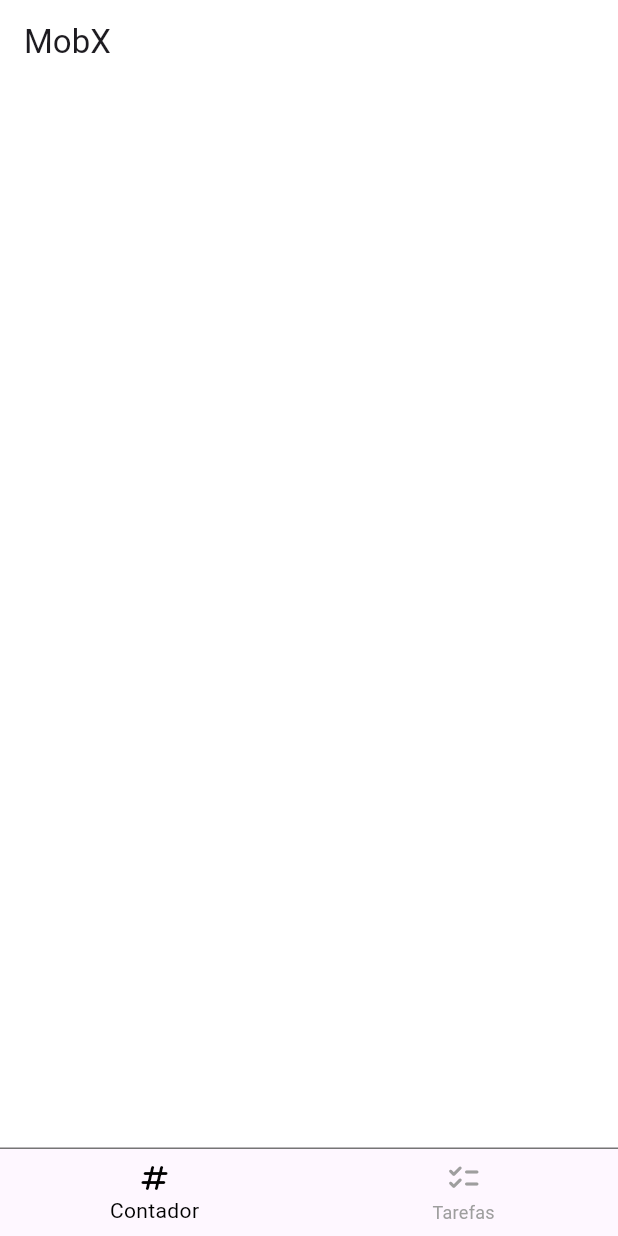
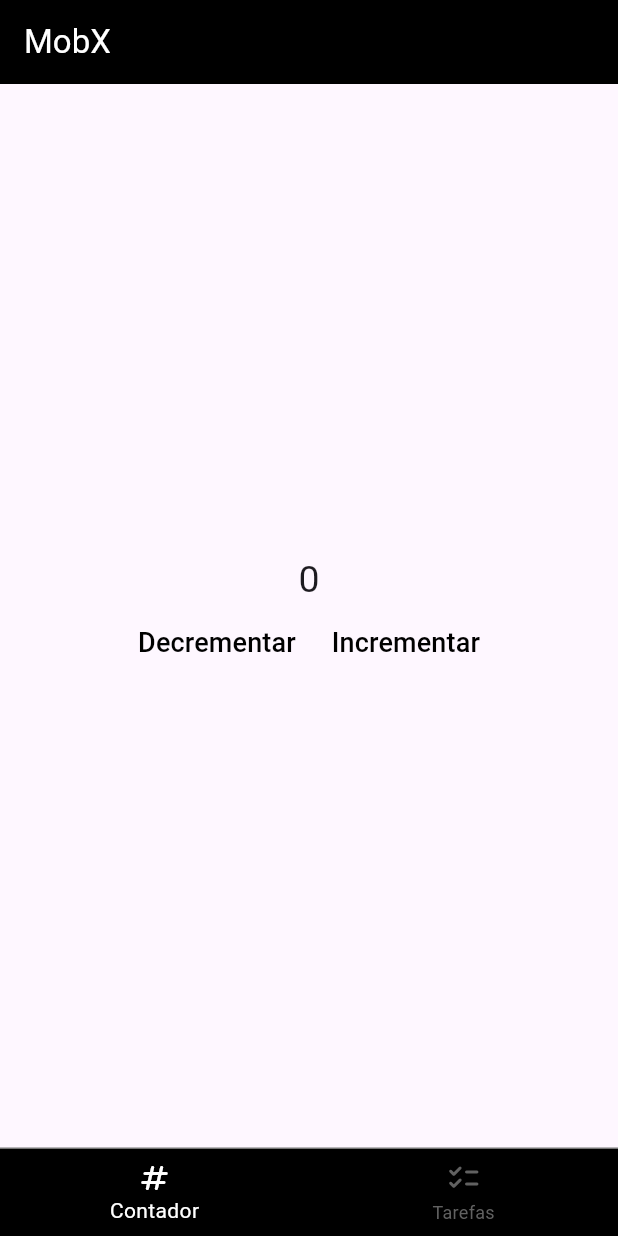
Before and after one commit to LinikerThiers/mobx_app, a Flutter app: the screen it shows after launch, on a phone screen of 412 x 824 dp. Run offline on Flutter 3.47's test engine with Material 3 defaults, Android fonts, the phone set to English and light mode, and no system bars; our stand-ins replace flutter_mobx, mobx.

Commit message:
criando um contador com o mobx

```diff
--- /dev/null
+++ b/devtools_options.yaml
@@ -0,0 +1,3 @@
+description: This file stores settings for Dart & Flutter DevTools.
+documentation: https://docs.flutter.dev/tools/devtools/extensions#configure-extension-enablement-states
+extensions:
--- a/lib/pages/contador_page.dart
+++ /dev/null
@@ -1,17 +0,0 @@
-import 'package:flutter/material.dart';
-
-class ContadorPage extends StatefulWidget {
-  const ContadorPage({super.key});
-
-  @override
-  State<ContadorPage> createState() => _ContadorPageState();
-}
-
-class _ContadorPageState extends State<ContadorPage> {
-  @override
-  Widget build(BuildContext context) {
-    return Container(
-      color: Colors.white,
-    );
-  }
-}
--- a/lib/pages/main_page.dart
+++ b/lib/pages/main_page.dart
@@ -1,5 +1,5 @@
 import 'package:flutter/material.dart';
-import 'package:mobx_app/pages/contador_page.dart';
+import 'package:mobx_app/pages/mobx/contador_mobx_page.dart';
 import 'package:mobx_app/pages/tarefas_page.dart';
 
 class MainPage extends StatefulWidget {
@@ -17,8 +17,11 @@
   Widget build(BuildContext context) {
     return Scaffold(
       appBar: AppBar(
-        title: Text("MobX"),
-        backgroundColor: Colors.white,
+        title: Text(
+          "MobX",
+          style: TextStyle(color: Colors.white),
+        ),
+        backgroundColor: Colors.black,
       ),
       body: Column(
         children: [
@@ -31,7 +34,7 @@
               });
             },
             children: [
-              ContadorPage(),
+              ContadorMobXPage(),
               TarefasPage(),
             ],
           )),
@@ -41,20 +44,18 @@
                     top: BorderSide(color: Colors.grey.shade600, width: 1))),
             child: BottomNavigationBar(
                 elevation: 0,
-                      selectedItemColor: Colors.black,
-                      unselectedItemColor: Colors.grey[500],
+                backgroundColor: Colors.black,
+                selectedItemColor: Colors.white,
+                unselectedItemColor: Colors.grey[700],
                 currentIndex: posicaoPagina,
                 type: BottomNavigationBarType.fixed,
                 onTap: (value) => controller.jumpToPage(value),
                 items: [
                   BottomNavigationBarItem(
-                          label: "Contador",
-                          icon: Icon(Icons.numbers_rounded)),
+                      label: "Contador", icon: Icon(Icons.numbers_rounded)),
                   BottomNavigationBarItem(
-                            label: "Tarefas",
-                            icon: Icon(Icons.checklist_rounded))
-                      ]
-                      ),
+                      label: "Tarefas", icon: Icon(Icons.checklist_rounded))
+                ]),
           )
         ],
       ),
--- /dev/null
+++ b/lib/pages/mobx/contador_mobx_page.dart
@@ -0,0 +1,42 @@
+import 'package:flutter/material.dart';
+import 'package:flutter_mobx/flutter_mobx.dart';
+import 'package:mobx_app/services/counter_mobx_service.dart';
+
+class ContadorMobXPage extends StatelessWidget {
+  ContadorMobXPage({super.key});
+  final counterMobXService = CounterMobxService();
+
+  @override
+  Widget build(BuildContext context) {
+    return Column(
+      mainAxisAlignment: MainAxisAlignment.center,
+      crossAxisAlignment: CrossAxisAlignment.center,
+      children: [
+        Observer(builder: (context) {
+          return Text(
+            "${counterMobXService.contador}",
+            style: TextStyle(
+              fontSize: 25,
+            ),
+          );
+        }),
+        Row(
+          mainAxisAlignment: MainAxisAlignment.center,
+          crossAxisAlignment: CrossAxisAlignment.center,
+          children: [
+            TextButton(
+                onPressed: () {
+                  counterMobXService.decrementar();
+                },
+                child: Text("Decrementar", style: TextStyle(color: Colors.black, fontSize: 18),)),
+            TextButton(
+                onPressed: () {
+                  counterMobXService.incrementar();
+                },
+                child: Text("Incrementar", style: TextStyle(color: Colors.black, fontSize: 18),)),
+          ],
+        )
+      ],
+    );
+  }
+}
--- /dev/null
+++ b/lib/services/counter_mobx_service.dart
@@ -0,0 +1,20 @@
+import 'package:mobx/mobx.dart';
+
+class CounterMobxService {
+  CounterMobxService() {
+    incrementar = Action(_incrementar);
+    decrementar = Action(_decrementar);
+  }
+  final _contador = Observable(0);
+  int get contador => _contador.value;
+  set contador(int newValue) => _contador.value = newValue;
+
+  late Action incrementar;
+  void _incrementar() {
+    _contador.value++;
+  }
+  late Action decrementar;
+  void _decrementar() {
+    _contador.value--;
+  }
+}
--- a/pubspec.yaml
+++ b/pubspec.yaml
@@ -34,6 +34,8 @@
   # The following adds the Cupertino Icons font to your application.
   # Use with the CupertinoIcons class for iOS style icons.
   cupertino_icons: ^1.0.8
+  mobx: ^2.5.0
+  flutter_mobx: ^2.3.0
 
 dev_dependencies:
   flutter_test:
```
Also changed, not shown: pubspec.lock. Lines whose indentation alone changed are shown as unchanged.
